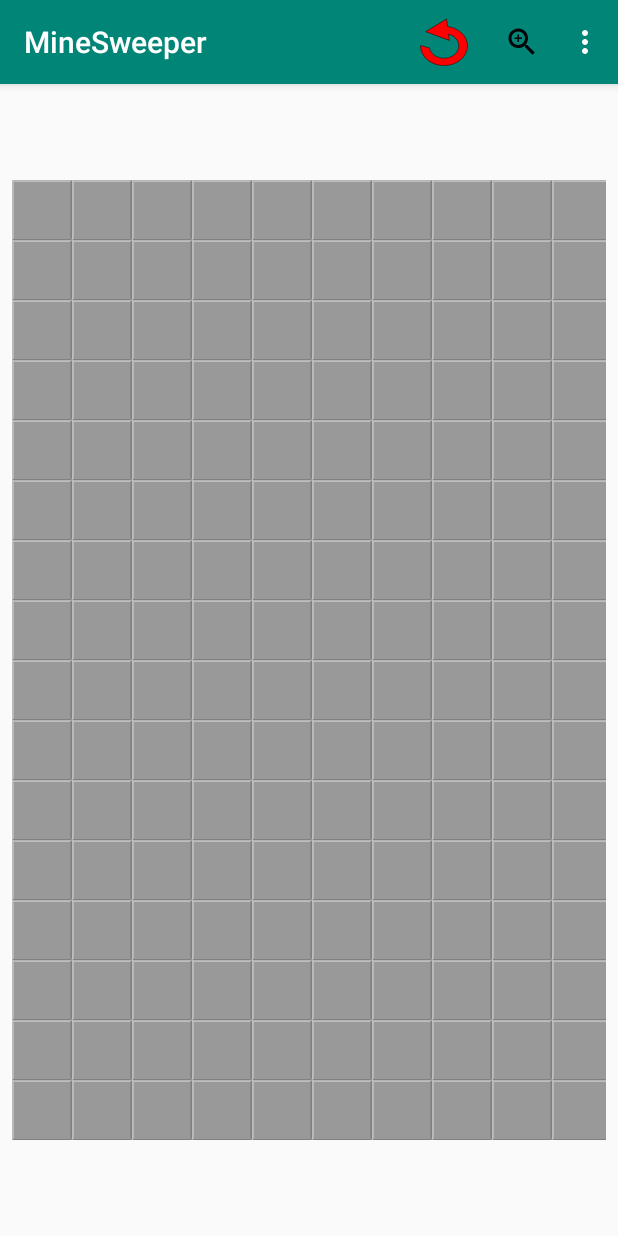
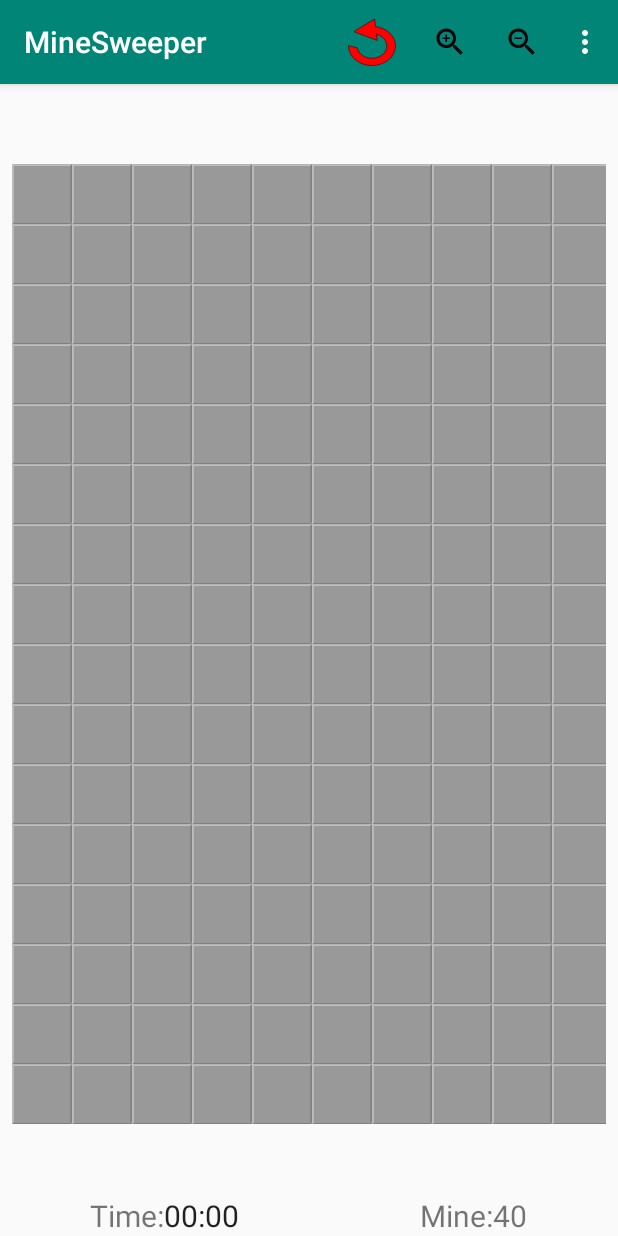
Before and after one commit to mookTungs/MineSweeperAndroid, an Android app: the screen it shows after launch (MainActivity), in the options menu, after a tap on "Intermediate 40", on a phone screen of 412 x 824 dp. Run offline under Robolectric (Android 15) with nearby library versions, the phone set to English and light mode, and no system bars.

Commit message:
clean up repeated code, add timer, add mine count, switch toast to alert dialog

```diff
--- a/app/build.gradle
+++ b/app/build.gradle
@@ -6,8 +6,8 @@ android {
         applicationId "com.mookt.minesweeper"
         minSdkVersion 15
         targetSdkVersion 28
-        versionCode 2
-        versionName "1.1"
+        versionCode 4
+        versionName "1.3"
         testInstrumentationRunner "android.support.test.runner.AndroidJUnitRunner"
     }
     buildTypes {
--- a/app/src/main/java/com/mookt/minesweeper/MainActivity.java
+++ b/app/src/main/java/com/mookt/minesweeper/MainActivity.java
@@ -1,16 +1,19 @@
 package com.mookt.minesweeper;
 
-import android.annotation.SuppressLint;
+import android.app.AlertDialog;
+import android.content.DialogInterface;
+import android.os.SystemClock;
 import android.support.v7.app.AppCompatActivity;
 import android.os.Bundle;
-import android.support.v7.view.menu.MenuBuilder;
 import android.view.Menu;
 import android.view.MenuInflater;
 import android.view.MenuItem;
 import android.view.View;
 import android.view.ViewGroup;
+import android.widget.Chronometer;
 import android.widget.TableLayout;
 import android.widget.TableRow;
+import android.widget.TextView;
 import android.widget.Toast;
 
 
@@ -20,20 +23,27 @@ public class MainActivity extends AppCompatActivity {
     private int width = 9;
     private int height = 9;
     private int bombs = 10;
+    private int minesCounter;
     private boolean firstClick;
     MyButton[][] buttonBoard;
     TableLayout tableLayout;
     Board gameBoard;
+    TextView mineDisplay;
+    Chronometer timer;
 
     @Override
     protected void onCreate(Bundle savedInstanceState) {
         super.onCreate(savedInstanceState);
         setContentView(R.layout.activity_main);
 
+        timer = findViewById(R.id.timer);
+        mineDisplay = findViewById(R.id.mine);
         tableLayout = findViewById(R.id.tableLayout);
         buttonBoard = new MyButton[height][width];
         createDisplay();
         gameBoard = new Board(width, height, bombs);
+        minesCounter = bombs;
+        updateMinesCounter();
         firstClick = true;
     }
 
@@ -57,38 +67,32 @@ public class MainActivity extends AppCompatActivity {
                 zoom(-10);
                 return true;
             case R.id.easy:
-                width = 9;
-                height = 9;
-                bombs = 10;
-                tableLayout.removeAllViewsInLayout();
-                buttonBoard = new MyButton[height][width];
-                createDisplay();
-                gameBoard = new Board(width,height,bombs);
-                firstClick = true;
+                selectLevel(9,9,10);
                 return true;
             case R.id.intermediate:
-                width = 16;
-                height = 16;
-                bombs = 40;
-                tableLayout.removeAllViewsInLayout();
-                buttonBoard = new MyButton[height][width];
-                createDisplay();
-                gameBoard = new Board(width,height,bombs);
-                firstClick = true;
+                selectLevel(16,16,40);
                 return true;
             case R.id.advanced:
-                width = 30;
-                height = 16;
-                bombs = 99;
-                tableLayout.removeAllViewsInLayout();
-                buttonBoard = new MyButton[height][width];
-                createDisplay();
-                gameBoard = new Board(width,height,bombs);
-                firstClick = true;
+                selectLevel(30,16,99);
                 return true;
             default:
                 return super.onOptionsItemSelected(item);
         }
+    }
+
+    public void selectLevel(int width, int height, int bombs){
+        this.width = width;
+        this.height = height;
+        this.bombs = bombs;
+        tableLayout.removeAllViewsInLayout();
+        buttonBoard = new MyButton[height][width];
+        createDisplay();
+        gameBoard = new Board(width,height,bombs);
+        minesCounter = bombs;
+        updateMinesCounter();
+        firstClick = true;
+        timer.stop();
+        timer.setBase(SystemClock.elapsedRealtime());
     }
 
     public void zoom(int x){
@@ -117,6 +121,10 @@ public class MainActivity extends AppCompatActivity {
             }
         }
         firstClick = true;
+        minesCounter = bombs;
+        updateMinesCounter();
+        timer.stop();
+        timer.setBase(SystemClock.elapsedRealtime());
     }
 
     public void createDisplay(){
@@ -146,6 +154,8 @@ public class MainActivity extends AppCompatActivity {
                         if(firstClick){
                             gameBoard.generateBoard(b.getPosX(), b.getPosY());
                             firstClick = false;
+                            timer.setBase(SystemClock.elapsedRealtime());
+                            timer.start();
                         }
 
                         int x = gameBoard.board[b.getPosX()][b.getPosY()];
@@ -164,10 +174,13 @@ public class MainActivity extends AppCompatActivity {
                         if(b.flag && !b.opened){
                             b.setBackgroundResource(R.drawable.ic_button);
                             b.flag = false;
+                            minesCounter++;
                         }else if(!b.opened){
                             b.setBackgroundResource(R.drawable.ic_flag);
                             b.flag = true;
+                            minesCounter--;
                         }
+                        updateMinesCounter();
                         return true;
                     }
                 });
@@ -178,14 +191,35 @@ public class MainActivity extends AppCompatActivity {
         }
     }
 
+    public void updateMinesCounter(){
+        mineDisplay.setText(Integer.toString(minesCounter));
+    }
+
     public void checkGameState(int num){
         if(num == -1){
+            timer.stop();
             uncoverBomb();
-            Toast.makeText(this, "Game Over", Toast.LENGTH_LONG).show();
+            gameOver("Game Over :(");
+            //Toast.makeText(this, "Game Over", Toast.LENGTH_LONG).show();
         }else if(gameBoard.uncovered == (gameBoard.totalGrid-bombs)){
+            timer.stop();
             uncoverBomb();
-            Toast.makeText(this, "YOU WIN! :D", Toast.LENGTH_LONG).show();
+            gameOver("YOU WIN! :D");
+            //Toast.makeText(this, "YOU WIN! :D", Toast.LENGTH_LONG).show();
         }
+    }
+
+    public void gameOver(String s){
+        final AlertDialog alertDialog = new AlertDialog.Builder(this).create();
+        alertDialog.setTitle("Minesweeper");
+        alertDialog.setMessage(s);
+        alertDialog.setButton(AlertDialog.BUTTON_NEUTRAL, "OK", new DialogInterface.OnClickListener() {
+            @Override
+            public void onClick(DialogInterface dialogInterface, int i) {
+                alertDialog.dismiss();
+            }
+        });
+        alertDialog.show();
     }
 
     public void uncoverBomb(){
@@ -205,7 +239,7 @@ public class MainActivity extends AppCompatActivity {
 
     public void expand(int x, int y) {
         if(x >= 0 && y >= 0 && x < height && y < width ) {
-            if (buttonBoard[x][y].visited) {
+            if (buttonBoard[x][y].visited || buttonBoard[x][y].flag) {
                 return;
             }
             int result = gameBoard.board[x][y];
--- a/app/src/main/res/layout/activity_main.xml
+++ b/app/src/main/res/layout/activity_main.xml
@@ -7,6 +7,7 @@
     tools:context=".MainActivity">
 
     <ScrollView
+        android:id="@+id/scrollView2"
         android:layout_width="wrap_content"
         android:layout_height="wrap_content"
         android:layout_marginStart="8dp"
@@ -14,10 +15,10 @@
         android:layout_marginTop="8dp"
         android:layout_marginEnd="8dp"
         android:layout_marginRight="8dp"
-        android:layout_marginBottom="8dp"
+        android:layout_marginBottom="2dp"
+        android:padding="8dp"
         android:scrollbars="horizontal|vertical"
-        android:padding="8dp"
-        app:layout_constraintBottom_toBottomOf="parent"
+        app:layout_constraintBottom_toTopOf="@+id/linearLayout"
         app:layout_constraintEnd_toEndOf="parent"
         app:layout_constraintStart_toStartOf="parent"
         app:layout_constraintTop_toTopOf="parent">
@@ -34,4 +35,49 @@
         </HorizontalScrollView>
     </ScrollView>
 
+    <LinearLayout
+        android:id="@+id/linearLayout"
+        android:layout_width="0dp"
+        android:layout_height="wrap_content"
+        android:orientation="horizontal"
+        app:layout_constraintBottom_toBottomOf="parent"
+        app:layout_constraintEnd_toEndOf="parent"
+        app:layout_constraintStart_toStartOf="parent">
+
+        <TextView
+            android:id="@+id/textView"
+            android:layout_width="wrap_content"
+            android:layout_height="wrap_content"
+            android:layout_weight="1"
+            android:gravity="end"
+            android:textSize="20dp"
+            android:text="@string/timer" />
+
+        <Chronometer
+            android:id="@+id/timer"
+            android:layout_width="wrap_content"
+            android:layout_height="wrap_content"
+            android:layout_weight="1"
+            android:gravity="start"
+            android:textSize="20dp"
+            android:countDown="false"/>
+
+        <TextView
+            android:id="@+id/textView3"
+            android:layout_width="wrap_content"
+            android:layout_height="wrap_content"
+            android:layout_weight="1"
+            android:gravity="end"
+            android:textSize="20dp"
+            android:text="@string/mine" />
+
+        <TextView
+            android:id="@+id/mine"
+            android:layout_width="wrap_content"
+            android:layout_height="wrap_content"
+            android:layout_weight="1"
+            android:gravity="start"
+            android:textSize="20dp" />
+    </LinearLayout>
+
 </android.support.constraint.ConstraintLayout>
--- a/app/src/main/res/menu/restart_menu.xml
+++ b/app/src/main/res/menu/restart_menu.xml
@@ -4,17 +4,17 @@
     <item android:id="@+id/restart"
         android:icon="@drawable/ic_replay"
         android:title="@string/replay"
-        app:showAsAction="ifRoom"/>
+        app:showAsAction="always"/>
 
     <item android:id="@+id/zoomIn"
         android:icon="@drawable/ic_zoom_in"
         android:title="@string/zoom_in"
-        app:showAsAction="ifRoom"/>
+        app:showAsAction="always"/>
 
     <item android:id="@+id/zoomOut"
         android:icon="@drawable/ic_zoom_out"
         android:title="@string/zoom_out"
-        app:showAsAction="ifRoom"/>
+        app:showAsAction="always"/>
 
     <item android:id="@+id/easy"
         android:title="@string/easy"
--- a/app/src/main/res/values/strings.xml
+++ b/app/src/main/res/values/strings.xml
@@ -6,4 +6,6 @@
     <string name="replay">Replay</string>
     <string name="zoom_in">Zoom In</string>
     <string name="zoom_out">Zoom Out</string>
+    <string name="timer">Time: </string>
+    <string name="mine">Mine: </string>
 </resources>
```
Also changed, not shown: 4 other files.
